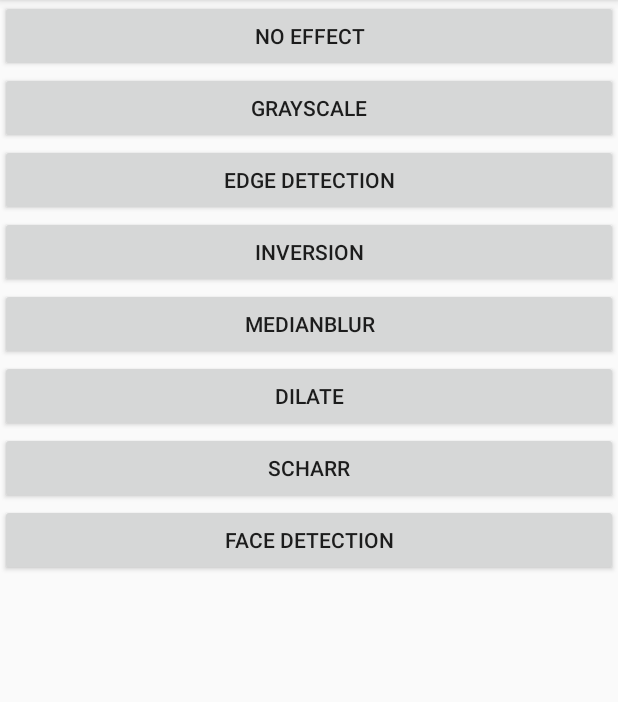
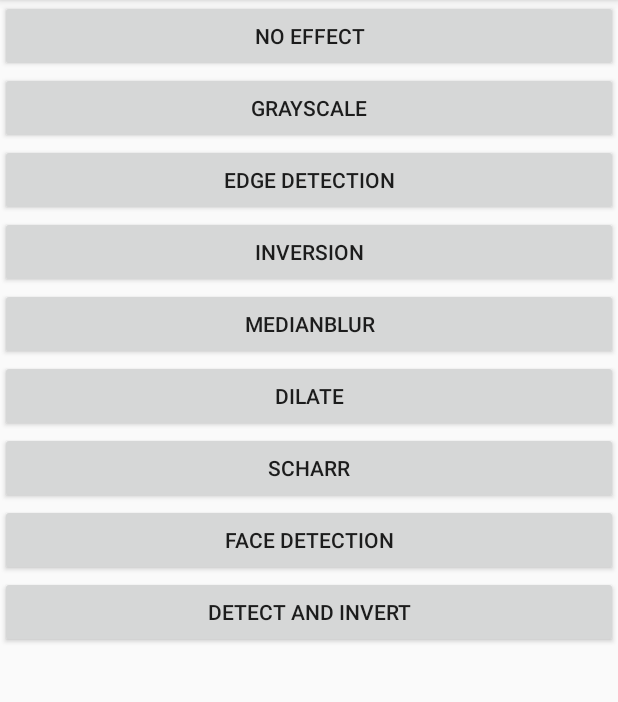
Before and after one commit to xejnayr/Mobile-Computer-Vision, an Android app: the screen it shows after launch (Home_Activity), on a phone screen of 412 x 824 dp, the part 84-786 px from its top. Run offline under Robolectric (Android 15) with nearby library versions, the phone set to English and light mode, and no system bars.

```diff
--- a/app/src/main/java/com/example/ocstudent/ryancameratest/Home_Activity.java
+++ b/app/src/main/java/com/example/ocstudent/ryancameratest/Home_Activity.java
@@ -29,6 +29,8 @@ public class Home_Activity extends AppCompatActivity implements View.OnClickList
         button7.setOnClickListener(this);
         Button button8 = findViewById(R.id.button8);
         button8.setOnClickListener(this);
+        Button button9 = findViewById(R.id.button9);
+        button9.setOnClickListener(this);
 
         //Need to add each button here
         //DON'T FORGET
@@ -63,6 +65,9 @@ public class Home_Activity extends AppCompatActivity implements View.OnClickList
             case R.id.button8:
                 MainActivity.effectNumber = 7;
                 break;
+            case R.id.button9:
+                MainActivity.effectNumber = 8;
+                break;
         }
         callEffect(MainActivity.effectNumber);
     }
--- a/app/src/main/res/layout/activity_home_.xml
+++ b/app/src/main/res/layout/activity_home_.xml
@@ -55,4 +55,10 @@
         android:layout_height="wrap_content"
         android:text="Face Detection" />
 
+    <Button
+        android:id="@+id/button9"
+        android:layout_width="match_parent"
+        android:layout_height="wrap_content"
+        android:text="Detect and Invert" />
+
 </LinearLayout>
```
Also changed, not shown: app/src/main/java/com/example/ocstudent/ryancameratest/MainActivity.java (+11 -1 lines).
